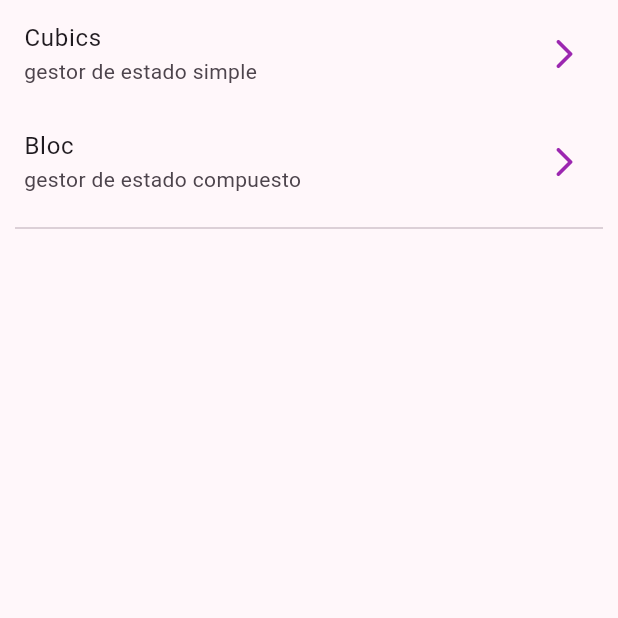
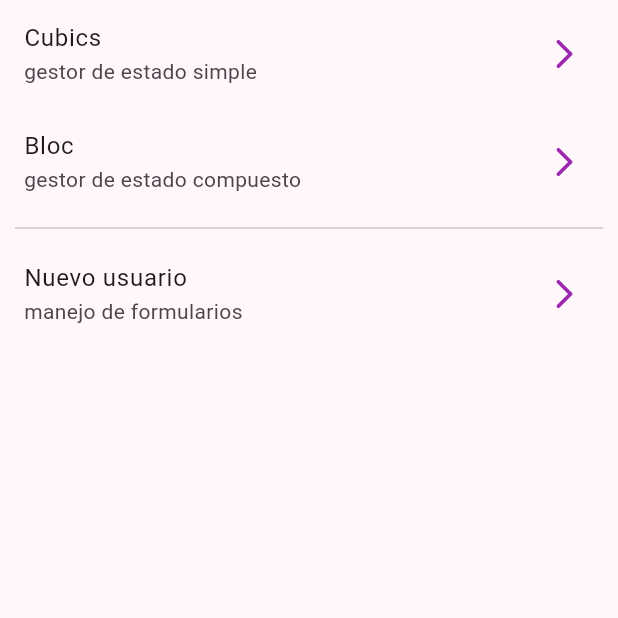
Before and after one commit to isamed92/flutterformsapp, a Flutter app: the screen it shows after launch, on a phone screen of 412 x 824 dp, the top half of it. Run offline on Flutter 3.47's test engine with Material 2 defaults, Android fonts, the phone set to English and light mode, and no system bars; our stand-ins replace equatable, flutter_bloc, go_router.

```diff
--- a/lib/config/router/app_router.dart
+++ b/lib/config/router/app_router.dart
@@ -14,4 +14,8 @@ final appRouter = GoRouter(routes: [
     path: '/bloc',
     builder: (context, state) => const BlocCounterScreen(),
   ),
+  GoRoute(
+    path: '/new-user',
+    builder: (context, state) => const RegisterScreen(),
+  ),
 ]);
--- a/lib/presentation/screens/home_screen.dart
+++ b/lib/presentation/screens/home_screen.dart
@@ -24,7 +24,13 @@ class HomeScreen extends StatelessWidget {
           const Padding(
             padding: EdgeInsets.symmetric(horizontal: 10),
             child: Divider(),
-          )
+          ),
+          ListTile(
+            title: const Text('Nuevo usuario'),
+            subtitle: const Text('manejo de formularios'),
+            trailing: const Icon(Icons.arrow_forward_ios_rounded),
+            onTap: () => context.push('/new-user'),
+          ),
         ],
       ),
     );
--- a/lib/presentation/screens/screens.dart
+++ b/lib/presentation/screens/screens.dart
@@ -1,3 +1,4 @@
 export './home_screen.dart';
 export './cubic_counter_screen.dart';
 export './bloc_counter_screen.dart';
+export './register_screen.dart';
```
Also changed, not shown: lib/presentation/screens/register_screen.dart (added, +22 -0 lines).
